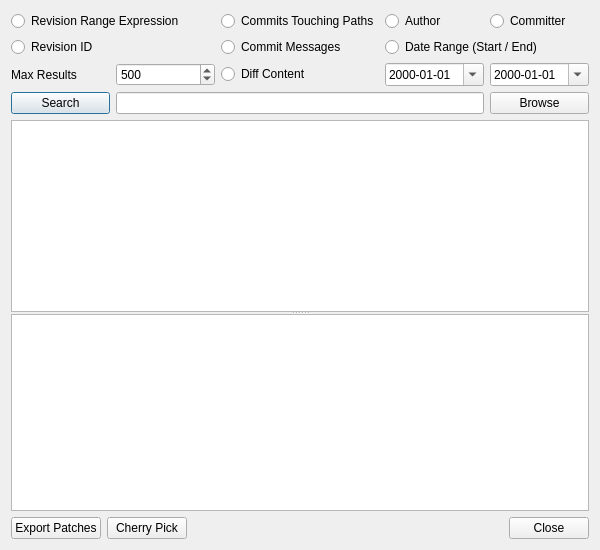
Before: the Qt Designer form ui/search.ui in davvid/git-cola-debian, drawn with Qt 5.
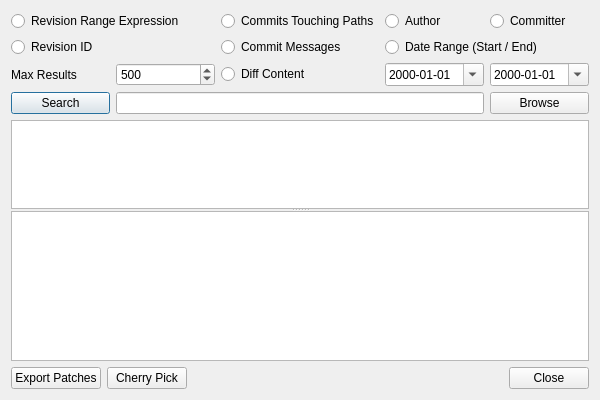
After: the same form once the commit is applied.

```diff
--- a/ui/search.ui
+++ b/ui/search.ui
@@ -6,7 +6,7 @@
     <x>0</x>
     <y>0</y>
     <width>600</width>
-    <height>550</height>
+    <height>400</height>
    </rect>
   </property>
   <property name="windowTitle" >
```
Left out of the diff: 6 changed lines with no effect on the pictures.
